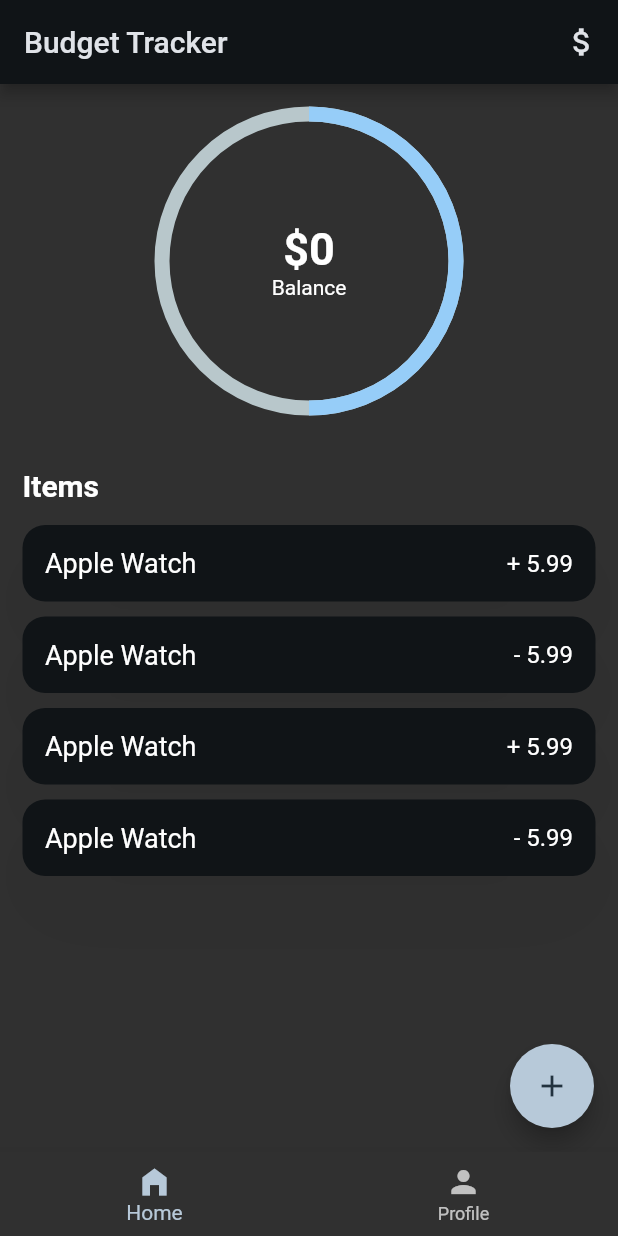
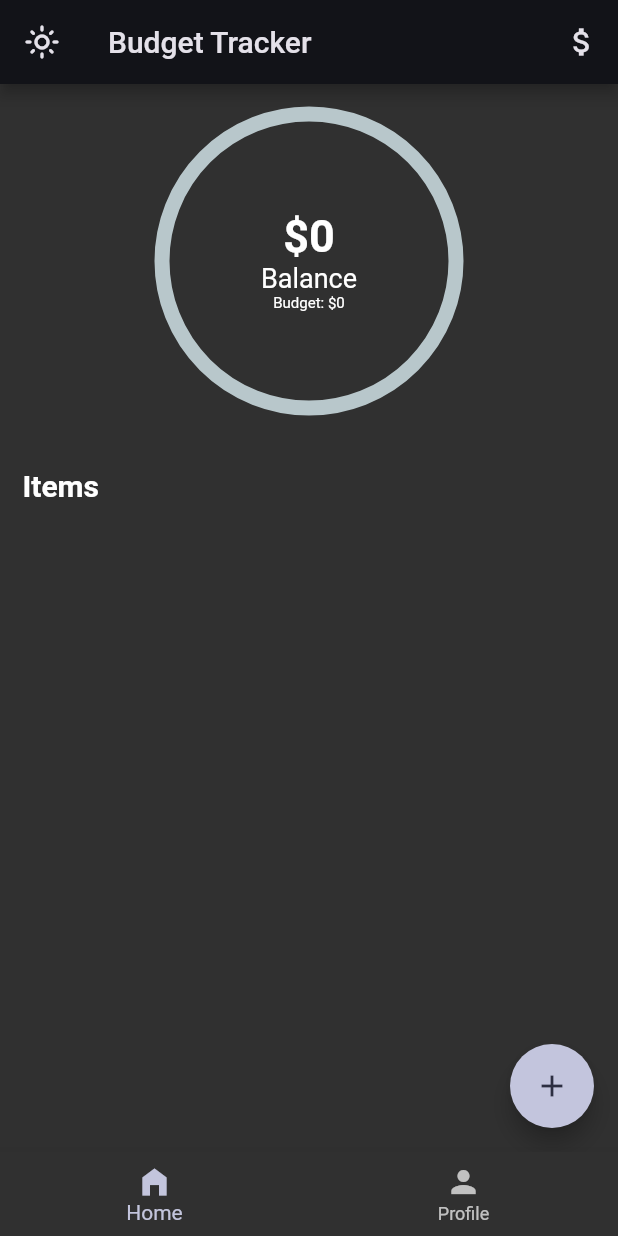
Before and after one commit to jocgomez/budget_tracker, a Flutter app: the screen it shows after launch, on a phone screen of 412 x 824 dp. Run offline on Flutter 3.47's test engine with Material 2 defaults, Android fonts, the phone set to English and light mode, and no system bars; drawn by our look-alikes of percent_indicator.

Commit message:
WIP - Budget and balance with provider

```diff
--- a/lib/main.dart
+++ b/lib/main.dart
@@ -1,5 +1,8 @@
 import 'package:budget_tracker/screens/home.dart';
+import 'package:budget_tracker/services/budget_service.dart';
+import 'package:budget_tracker/services/theme_service.dart';
 import 'package:flutter/material.dart';
+import 'package:provider/provider.dart';
 
 void main() {
   runApp(const MyApp());
@@ -10,16 +13,28 @@ class MyApp extends StatelessWidget {
 
   @override
   Widget build(BuildContext context) {
+    return MultiProvider(
+      providers: [
+        ChangeNotifierProvider<ThemeService>(create: (_) => ThemeService()),
+        ChangeNotifierProvider<BudgetService>(create: (_) => BudgetService()),
+      ],
+      builder: (context, child) {
+        final themeService = context.watch<ThemeService>();
+
         return MaterialApp(
-      title: 'Flutter Demo',
+          title: 'Budget Tracker',
+          debugShowCheckedModeBanner: false,
           theme: ThemeData(
             primarySwatch: Colors.red,
             colorScheme: ColorScheme.fromSeed(
-          seedColor: Colors.lightBlue,
-          brightness: Brightness.dark,
+              seedColor: Colors.indigo,
+              brightness:
+                  themeService.darkTheme ? Brightness.dark : Brightness.light,
             ),
           ),
           home: const Home(),
         );
+      },
+    );
   }
 }
--- a/lib/pages/home_page.dart
+++ b/lib/pages/home_page.dart
@@ -1,7 +1,9 @@
 import 'package:budget_tracker/extension/add_transaction_dialog.dart';
 import 'package:budget_tracker/model/transaction_item.dart';
+import 'package:budget_tracker/services/budget_service.dart';
 import 'package:flutter/material.dart';
 import 'package:percent_indicator/circular_percent_indicator.dart';
+import 'package:provider/provider.dart';
 
 class HomePage extends StatefulWidget {
   const HomePage({Key? key}) : super(key: key);
@@ -11,30 +13,10 @@ class HomePage extends StatefulWidget {
 }
 
 class _HomePageState extends State<HomePage> {
-  List<TransactionItem> items = [
-    TransactionItem(
-      amount: 5.99,
-      itemTitle: 'Apple Watch',
-      isExpense: false,
-    ),
-    TransactionItem(
-      amount: 5.99,
-      itemTitle: 'Apple Watch',
-    ),
-    TransactionItem(
-      amount: 5.99,
-      itemTitle: 'Apple Watch',
-      isExpense: false,
-    ),
-    TransactionItem(
-      amount: 5.99,
-      itemTitle: 'Apple Watch',
-    ),
-  ];
-
   @override
   Widget build(BuildContext context) {
     final Size screenSize = MediaQuery.of(context).size;
+    final BudgetService budgetService = context.watch<BudgetService>();
 
     return Scaffold(
       floatingActionButton: FloatingActionButton(
@@ -42,11 +24,7 @@ class _HomePageState extends State<HomePage> {
           showDialog(
             context: context,
             builder: (context) => AddTransactionDialog(
-              itemToAdd: (item) {
-                setState(() {
-                  items.add(item);
-                });
-              },
+              itemToAdd: (item) => budgetService.addItem(item),
             ),
           );
         },
@@ -62,31 +40,45 @@ class _HomePageState extends State<HomePage> {
           children: [
             Align(
               alignment: Alignment.topCenter,
-              child: CircularPercentIndicator(
+              child: Consumer<BudgetService>(builder: (context, value, child) {
+                return CircularPercentIndicator(
                   radius: screenSize.width / 2,
                   lineWidth: 10,
-                percent: 0.5,
+                  percent: value.balance / value.budget,
                   progressColor: Theme.of(context).colorScheme.primary,
                   center: Padding(
                     padding: const EdgeInsets.symmetric(horizontal: 15),
                     child: Column(
                       mainAxisAlignment: MainAxisAlignment.center,
-                    children: const [
+                      children: [
                         FittedBox(
                           fit: BoxFit.scaleDown,
                           child: Text(
-                          '\$0',
-                          style: TextStyle(
+                            '\$${value.balance.toStringAsFixed(0)}',
+                            style: const TextStyle(
                               fontSize: 30,
                               fontWeight: FontWeight.bold,
                             ),
                           ),
                         ),
-                      Text('Balance'),
+                        const Text(
+                          'Balance',
+                          style: TextStyle(fontSize: 18),
+                        ),
+                        FittedBox(
+                          fit: BoxFit.scaleDown,
+                          child: Text(
+                            'Budget: \$${budgetService.budget.toStringAsFixed(0)}',
+                            style: const TextStyle(
+                              fontSize: 10,
+                            ),
+                          ),
+                        ),
                       ],
                     ),
                   ),
-              ),
+                );
+              }),
             ),
             const SizedBox(
               height: 35,
@@ -98,11 +90,18 @@ class _HomePageState extends State<HomePage> {
             const SizedBox(
               height: 10,
             ),
-            ...List.generate(
-              items.length,
-              (index) => TransactionCard(
-                transactionItem: items[index],
-              ),
+            Consumer<BudgetService>(
+              builder: (context, value, child) {
+                return ListView.builder(
+                  shrinkWrap: true,
+                  itemCount: value.items.length,
+                  itemBuilder: (BuildContext context, int index) {
+                    return TransactionCard(
+                      transactionItem: budgetService.items[index],
+                    );
+                  },
+                );
+              },
             ),
           ],
         ),
--- a/lib/screens/home.dart
+++ b/lib/screens/home.dart
@@ -1,7 +1,10 @@
 import 'package:budget_tracker/extension/set_budget_dialog.dart';
 import 'package:budget_tracker/pages/home_page.dart';
 import 'package:budget_tracker/pages/profile_page.dart';
+import 'package:budget_tracker/services/budget_service.dart';
+import 'package:budget_tracker/services/theme_service.dart';
 import 'package:flutter/material.dart';
+import 'package:provider/provider.dart';
 
 class Home extends StatefulWidget {
   const Home({Key? key}) : super(key: key);
@@ -25,9 +28,18 @@ class _HomeState extends State<Home> {
 
   @override
   Widget build(BuildContext context) {
+    final themeService = context.watch<ThemeService>();
     return Scaffold(
       appBar: AppBar(
         title: const Text('Budget Tracker'),
+        leading: IconButton(
+          onPressed: () => themeService.darkTheme = !themeService.darkTheme,
+          icon: Icon(
+            themeService.darkTheme
+                ? Icons.light_mode_outlined
+                : Icons.dark_mode_outlined,
+          ),
+        ),
         actions: [
           IconButton(
             icon: const Icon(Icons.attach_money),
@@ -35,7 +47,10 @@ class _HomeState extends State<Home> {
               showDialog(
                 context: context,
                 builder: (context) => SetBudgetDialog(
-                  budgetToAdd: (budget) {},
+                  budgetToAdd: (budget) {
+                    final budgetService = context.read<BudgetService>();
+                    budgetService.budget = budget;
+                  },
                 ),
               );
             },
--- /dev/null
+++ b/lib/services/budget_service.dart
@@ -0,0 +1,31 @@
+import 'package:budget_tracker/model/transaction_item.dart';
+import 'package:flutter/material.dart';
+
+class BudgetService extends ChangeNotifier {
+  double _budget = 0;
+
+  double get budget => _budget;
+  set budget(double value) {
+    _budget = value;
+    notifyListeners();
+  }
+
+  double balance = 0.0;
+  final List<TransactionItem> _items = [];
+
+  List<TransactionItem> get items => _items;
+
+  void addItem(TransactionItem item) {
+    _items.add(item);
+    updateBalance(item);
+    notifyListeners();
+  }
+
+  void updateBalance(TransactionItem item) {
+    if (item.isExpense) {
+      balance += item.amount;
+    } else {
+      balance -= item.amount;
+    }
+  }
+}
--- /dev/null
+++ b/lib/services/theme_service.dart
@@ -0,0 +1,12 @@
+import 'package:flutter/material.dart';
+
+class ThemeService with ChangeNotifier {
+  bool _darkTheme = true;
+
+  bool get darkTheme => _darkTheme;
+
+  set darkTheme(bool value) {
+    _darkTheme = value;
+    notifyListeners();
+  }
+}
--- a/pubspec.yaml
+++ b/pubspec.yaml
@@ -35,6 +35,8 @@ dependencies:
   # Use with the CupertinoIcons class for iOS style icons.
   cupertino_icons: ^1.0.2
   percent_indicator: ^3.4.0
+  provider: ^6.0.2
+  shared_preferences: ^2.0.13
 
 
 dev_dependencies:
```
Also changed, not shown: pubspec.lock, 7 other files. Lines whose indentation alone changed are shown as unchanged.
